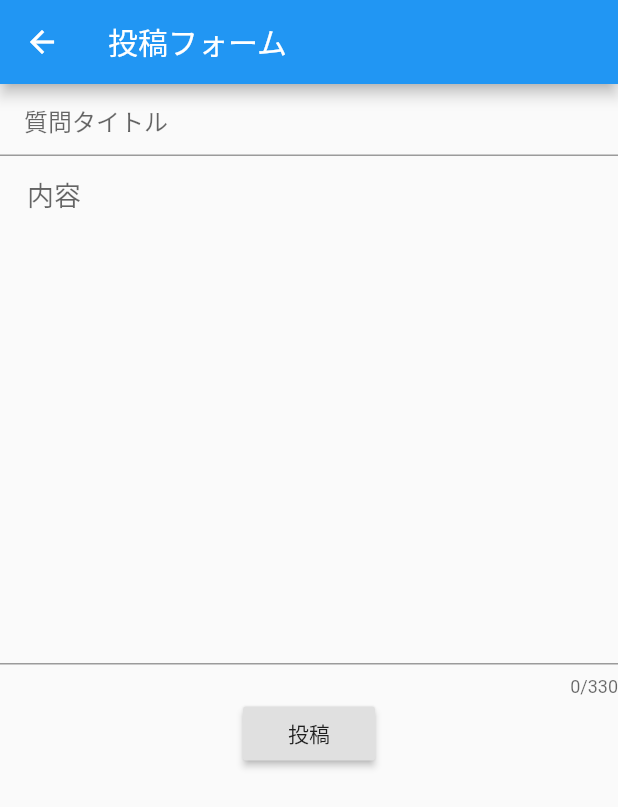
After one commit to Tech-Uni-Summer-Hackathon2021/team-d, a Flutter app: the screen it shows after launch, after a tap on the "add" icon, on a phone screen of 412 x 824 dp. The commit adds this screen. Shown: the top 807 px of the screen. Run offline on Flutter 3.47's test engine with Material 2 defaults, Android fonts, the phone set to English and light mode, and no system bars; our stand-ins replace firebase_auth, firebase_core; accounts and stored records are empty; network calls fail.

Commit message:
basic-view
初期画面の追加

```diff
--- a/lib/screens/auth/auth.dart
+++ b/lib/screens/auth/auth.dart
@@ -2,7 +2,7 @@ import 'package:firebase_auth/firebase_auth.dart';
 import 'package:flutter/foundation.dart';
 import 'package:flutter/material.dart';
 
-import '../../main.dart';
+import '../main.dart';
 
 class AuthScreen extends StatefulWidget {
   const AuthScreen({Key key}) : super(key: key);
@@ -42,7 +42,7 @@ class _AuthScreenState extends State<AuthScreen> {
   Widget build(BuildContext context) {
     return Scaffold(
         appBar: AppBar(
-          title: const Text('さわっち'),
+          title: const Text('大学生のための質問教室'),
         ),
         body: Container(
           child: Column(
--- /dev/null
+++ b/lib/screens/form_questions.dart
@@ -0,0 +1,57 @@
+import 'package:flutter/material.dart';
+import 'package:sawa/screens/main.dart';
+
+
+class NextPage extends StatelessWidget {
+
+  @override
+  final myFocusNode = FocusNode();
+
+  Widget build(BuildContext context) {
+
+    final myController = TextEditingController();
+    return Scaffold(
+        appBar: AppBar(
+          title: Text("投稿フォーム"),
+        ),
+        body: Container(
+          width: double.infinity,
+          child: Column(
+            children: [
+              TextFormField(
+                decoration: InputDecoration(
+                  hintText: '　質問タイトル',
+
+                ),
+              ),
+
+              TextFormField( focusNode: myFocusNode,
+                maxLines: 15,
+                minLines: 15,
+                maxLength: 330,
+                style: TextStyle(fontSize: 18),
+                keyboardType: TextInputType.multiline,
+                decoration: InputDecoration(
+                  hintText: '　内容',
+
+                ),
+                onChanged: (text) {
+
+                },
+              ),
+              RaisedButton(
+                child: Text('投稿'),
+                onPressed: () {
+                  final hobbyText = myController.text;
+                  Navigator.pop(
+                    context,
+                    MaterialPageRoute(builder: (context) => NextPage()),
+                  );
+                },
+              ),
+            ],
+          ),
+        )
+    );
+  }
+}
--- /dev/null
+++ b/lib/screens/main.dart
@@ -0,0 +1,83 @@
+import 'package:flutter/material.dart';
+
+import 'form_questions.dart';
+import 'package:firebase_core/firebase_core.dart';
+import 'package:flutter/material.dart';
+import 'package:sawa/screens/auth/auth.dart';
+
+Future<void> main() async {
+  WidgetsFlutterBinding.ensureInitialized();
+
+  await Firebase.initializeApp();
+
+  runApp(MyApp());
+}
+
+class MyApp extends StatelessWidget {
+  @override
+  Widget build(BuildContext context) {
+    return MaterialApp(
+
+
+      theme: ThemeData(
+        // This is the theme of your application.
+        primarySwatch: Colors.blue,
+      ),
+      home: MyHomePage(title: '大学生のための質問教室'),
+    );
+  }
+}
+
+class MyHomePage extends StatefulWidget {
+  MyHomePage({key, this.title}) : super(key: key);
+  final String title;
+
+  @override
+  _MyHomePageState createState() => _MyHomePageState();
+}
+
+
+class _MyHomePageState extends State<MyHomePage> {
+  int _selectedIndex = 0;
+  void _onItemTapped(int index) {
+    setState(() {
+      _selectedIndex = index;
+    });
+  }
+
+  @override
+  Widget build(BuildContext context) {
+    return Scaffold(
+      appBar: AppBar(
+        title: Text('大学生のための質問教室'),
+      ),
+      bottomNavigationBar: BottomNavigationBar(
+        items: [
+          BottomNavigationBarItem(
+            icon: Icon(Icons.article),
+            title: Text('投稿'),
+          ),
+
+          BottomNavigationBarItem(
+            icon: Icon(Icons.account_circle),
+            title: Text('ユーザー'),
+          ),
+        ],
+      ),
+
+      floatingActionButton: FloatingActionButton(
+        onPressed: () {
+          Navigator.push(
+            context,
+            MaterialPageRoute(builder: (context) => NextPage()),
+          );
+        },
+        child: const Icon(Icons.add),
+        backgroundColor: Colors.blue,
+      ),
+      // This trailing comma makes auto-formatting nicer for build methods.
+    );
+  }
+
+
+}
```
Also changed, not shown: lib/main.dart (deleted, +0 -45 lines), pubspec.lock, 6 other files.
